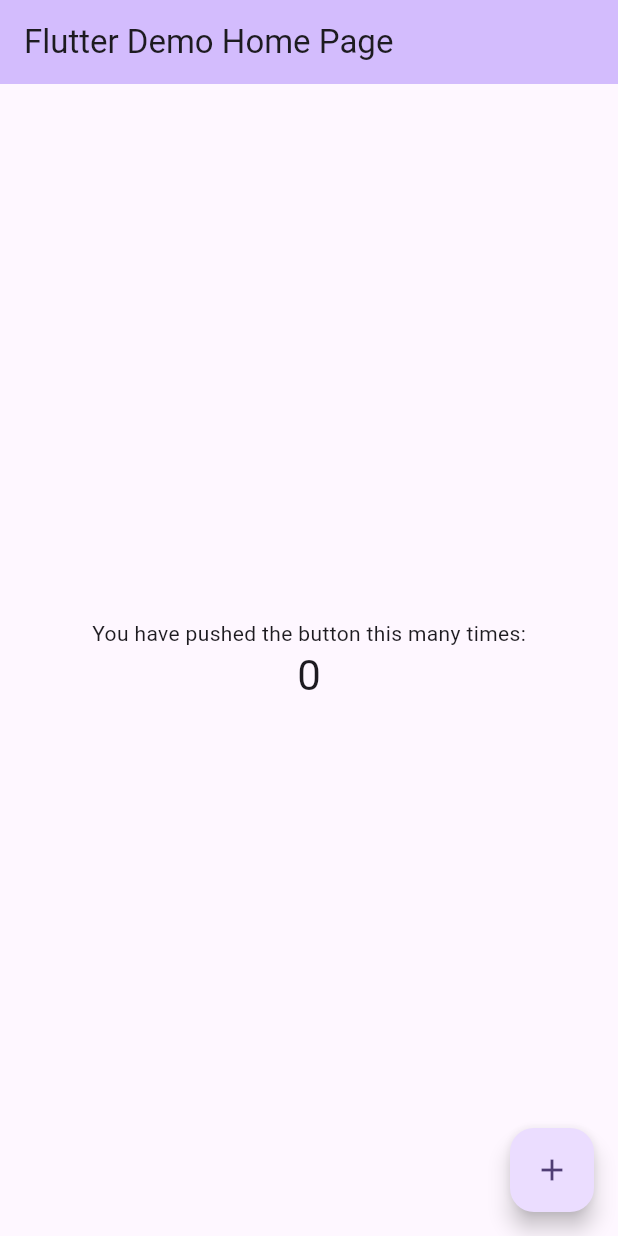
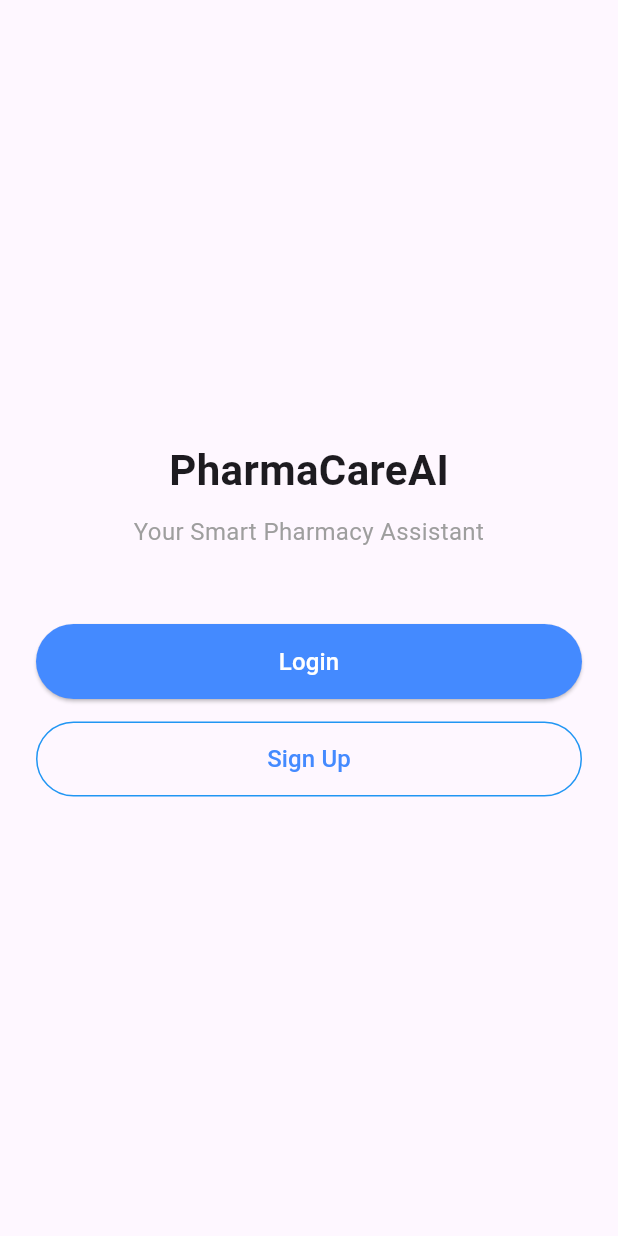
Before and after one commit to tanyouchun/pharmacy-engagement-system, a Flutter app: the screen it shows after launch, on a phone screen of 412 x 824 dp. Run offline on Flutter 3.47's test engine with Material 3 defaults, Android fonts, the phone set to English and light mode, and no system bars; our stand-ins replace firebase_auth, firebase_core, google_sign_in; accounts and stored records are empty.

Commit message:
start screen, sign up and login page

```diff
--- a/pharmacy_system/lib/main.dart
+++ b/pharmacy_system/lib/main.dart
@@ -1,122 +1,63 @@
 import 'package:flutter/material.dart';
+import 'package:firebase_core/firebase_core.dart';
+import 'package:firebase_auth/firebase_auth.dart';
+import 'package:provider/provider.dart';
 
-void main() {
+import 'firebase_options.dart';
+import 'views/home_page.dart';
+import 'viewmodels/login_viewmodel.dart';
+import 'viewmodels/signup_viewmodel.dart';
+import 'views/start_screen.dart';
+
+void main() async {
+  WidgetsFlutterBinding.ensureInitialized();
+  await Firebase.initializeApp(
+    options: DefaultFirebaseOptions.currentPlatform,
+  );
+
   runApp(const MyApp());
 }
 
 class MyApp extends StatelessWidget {
   const MyApp({super.key});
 
-  // This widget is the root of your application.
   @override
   Widget build(BuildContext context) {
-    return MaterialApp(
-      title: 'Flutter Demo',
-      theme: ThemeData(
-        // This is the theme of your application.
-        //
-        // TRY THIS: Try running your application with "flutter run". You'll see
-        // the application has a purple toolbar. Then, without quitting the app,
-        // try changing the seedColor in the colorScheme below to Colors.green
-        // and then invoke "hot reload" (save your changes or press the "hot
-        // reload" button in a Flutter-supported IDE, or press "r" if you used
-        // the command line to start the app).
-        //
-        // Notice that the counter didn't reset back to zero; the application
-        // state is not lost during the reload. To reset the state, use hot
-        // restart instead.
-        //
-        // This works for code too, not just values: Most code changes can be
-        // tested with just a hot reload.
-        colorScheme: ColorScheme.fromSeed(seedColor: Colors.deepPurple),
+    return MultiProvider(
+      providers: [
+        ChangeNotifierProvider(create: (_) => LoginViewModel()),
+        ChangeNotifierProvider(create: (_) => SignupViewModel()),
+      ],
+      child: const MaterialApp(
+        debugShowCheckedModeBanner: false,
+        home: AuthWrapper(),
       ),
-      home: const MyHomePage(title: 'Flutter Demo Home Page'),
     );
   }
 }
 
-class MyHomePage extends StatefulWidget {
-  const MyHomePage({super.key, required this.title});
-
-  // This widget is the home page of your application. It is stateful, meaning
-  // that it has a State object (defined below) that contains fields that affect
-  // how it looks.
-
-  // This class is the configuration for the state. It holds the values (in this
-  // case the title) provided by the parent (in this case the App widget) and
-  // used by the build method of the State. Fields in a Widget subclass are
-  // always marked "final".
-
-  final String title;
-
-  @override
-  State<MyHomePage> createState() => _MyHomePageState();
-}
-
-class _MyHomePageState extends State<MyHomePage> {
-  int _counter = 0;
-
-  void _incrementCounter() {
-    setState(() {
-      // This call to setState tells the Flutter framework that something has
-      // changed in this State, which causes it to rerun the build method below
-      // so that the display can reflect the updated values. If we changed
-      // _counter without calling setState(), then the build method would not be
-      // called again, and so nothing would appear to happen.
-      _counter++;
-    });
-  }
+class AuthWrapper extends StatelessWidget {
+  const AuthWrapper({super.key});
 
   @override
   Widget build(BuildContext context) {
-    // This method is rerun every time setState is called, for instance as done
-    // by the _incrementCounter method above.
-    //
-    // The Flutter framework has been optimized to make rerunning build methods
-    // fast, so that you can just rebuild anything that needs updating rather
-    // than having to individually change instances of widgets.
-    return Scaffold(
-      appBar: AppBar(
-        // TRY THIS: Try changing the color here to a specific color (to
-        // Colors.amber, perhaps?) and trigger a hot reload to see the AppBar
-        // change color while the other colors stay the same.
-        backgroundColor: Theme.of(context).colorScheme.inversePrimary,
-        // Here we take the value from the MyHomePage object that was created by
-        // the App.build method, and use it to set our appbar title.
-        title: Text(widget.title),
-      ),
-      body: Center(
-        // Center is a layout widget. It takes a single child and positions it
-        // in the middle of the parent.
-        child: Column(
-          // Column is also a layout widget. It takes a list of children and
-          // arranges them vertically. By default, it sizes itself to fit its
-          // children horizontally, and tries to be as tall as its parent.
-          //
-          // Column has various properties to control how it sizes itself and
-          // how it positions its children. Here we use mainAxisAlignment to
-          // center the children vertically; the main axis here is the vertical
-          // axis because Columns are vertical (the cross axis would be
-          // horizontal).
-          //
-          // TRY THIS: Invoke "debug painting" (choose the "Toggle Debug Paint"
-          // action in the IDE, or press "p" in the console), to see the
-          // wireframe for each widget.
-          mainAxisAlignment: MainAxisAlignment.center,
-          children: <Widget>[
-            const Text('You have pushed the button this many times:'),
-            Text(
-              '$_counter',
-              style: Theme.of(context).textTheme.headlineMedium,
-            ),
-          ],
-        ),
-      ),
-      floatingActionButton: FloatingActionButton(
-        onPressed: _incrementCounter,
-        tooltip: 'Increment',
-        child: const Icon(Icons.add),
-      ), // This trailing comma makes auto-formatting nicer for build methods.
+    return StreamBuilder<User?>(
+      stream: FirebaseAuth.instance.authStateChanges(),
+      builder: (context, snapshot) {
+        // Loading
+        if (snapshot.connectionState == ConnectionState.waiting) {
+          return const Scaffold(
+            body: Center(child: CircularProgressIndicator()),
+          );
+        }
+
+        // If user logged in → Home
+        if (snapshot.hasData) {
+          return const HomePage();
+        }
+        // If NOT logged in → Login
+        return const StartScreen();
+      },
     );
   }
-}
+  }
--- /dev/null
+++ b/pharmacy_system/lib/viewmodels/signup_viewmodel.dart
@@ -0,0 +1,28 @@
+import 'package:flutter/material.dart';
+import 'package:firebase_auth/firebase_auth.dart';
+
+class SignupViewModel extends ChangeNotifier {
+  final emailController = TextEditingController();
+  final passwordController = TextEditingController();
+
+  bool isLoading = false;
+  String? error;
+
+  Future<void> signup() async {
+    try {
+      isLoading = true;
+      notifyListeners();
+
+      await FirebaseAuth.instance.createUserWithEmailAndPassword(
+        email: emailController.text.trim(),
+        password: passwordController.text.trim(),
+      );
+
+    } on FirebaseAuthException catch (e) {
+      error = e.message;
+    } finally {
+      isLoading = false;
+      notifyListeners();
+    }
+  }
+}
--- /dev/null
+++ b/pharmacy_system/lib/views/start_screen.dart
@@ -0,0 +1,88 @@
+import 'package:flutter/material.dart';
+import 'login_view.dart';
+import 'signup_view.dart';
+
+class StartScreen extends StatelessWidget {
+  const StartScreen({super.key});
+
+  @override
+  Widget build(BuildContext context) {
+    return Scaffold(
+      body: SafeArea(
+        child: Padding(
+          padding: const EdgeInsets.all(24),
+          child: Column(
+            mainAxisAlignment: MainAxisAlignment.center,
+            children: [
+              // App Name
+              const Text(
+                "PharmaCareAI",
+                style: TextStyle(fontSize: 28, fontWeight: FontWeight.bold),
+              ),
+
+              const SizedBox(height: 10),
+
+              const Text(
+                "Your Smart Pharmacy Assistant",
+                textAlign: TextAlign.center,
+                style: TextStyle(fontSize: 16, color: Colors.grey),
+              ),
+
+              const SizedBox(height: 50),
+
+              // Login Button
+              SizedBox(
+                width: double.infinity,
+                height: 50,
+                child: ElevatedButton(
+                  onPressed: () {
+                    Navigator.push(
+                      context,
+                      MaterialPageRoute(builder: (_) => const LoginView()),
+                    );
+                  },
+                  style: ElevatedButton.styleFrom(
+                    backgroundColor: Colors.blueAccent,
+                  ),
+                  child: const Text(
+                    "Login",
+                    style: TextStyle(fontSize: 16, color: Colors.white),
+                  ),
+                ),
+              ),
+
+              const SizedBox(height: 15),
+
+              // Sign Up Button
+              SizedBox(
+                width: double.infinity,
+                height: 50,
+                child: OutlinedButton(
+                  onPressed: () {
+                    Navigator.push(
+                      context,
+                      MaterialPageRoute(builder: (_) => const SignupView()),
+                    );
+                  },
+                  style: OutlinedButton.styleFrom(
+                    side: const BorderSide(
+                      color: Colors.blue, // outline color
+                      width: 1,
+                    ),
+                    shape: RoundedRectangleBorder(
+                      borderRadius: BorderRadius.circular(30),
+                    ),
+                  ),
+                  child: const Text(
+                    "Sign Up",
+                    style: TextStyle(fontSize: 16, color: Colors.blueAccent),
+                  ),
+                ),
+              ),
+            ],
+          ),
+        ),
+      ),
+    );
+  }
+}
```
Also changed, not shown: pharmacy_system/lib/services/auth_service.dart (added, +68 -0 lines), pharmacy_system/lib/viewmodels/login_viewmodel.dart (added, +63 -0 lines), pharmacy_system/lib/views/home_page.dart (added, +24 -0 lines), pharmacy_system/lib/views/login_view.dart (added, +167 -0 lines), pharmacy_system/lib/views/signup_view.dart (added, +95 -0 lines), pharmacy_system/lib/widgets/custom_textfield.dart (added, +34 -0 lines), pharmacy_system/pubspec.yaml (+10 -1 lines), pharmacy_system/assets/images/google.png (added), pharmacy_system/pubspec.lock, 6 other files.
